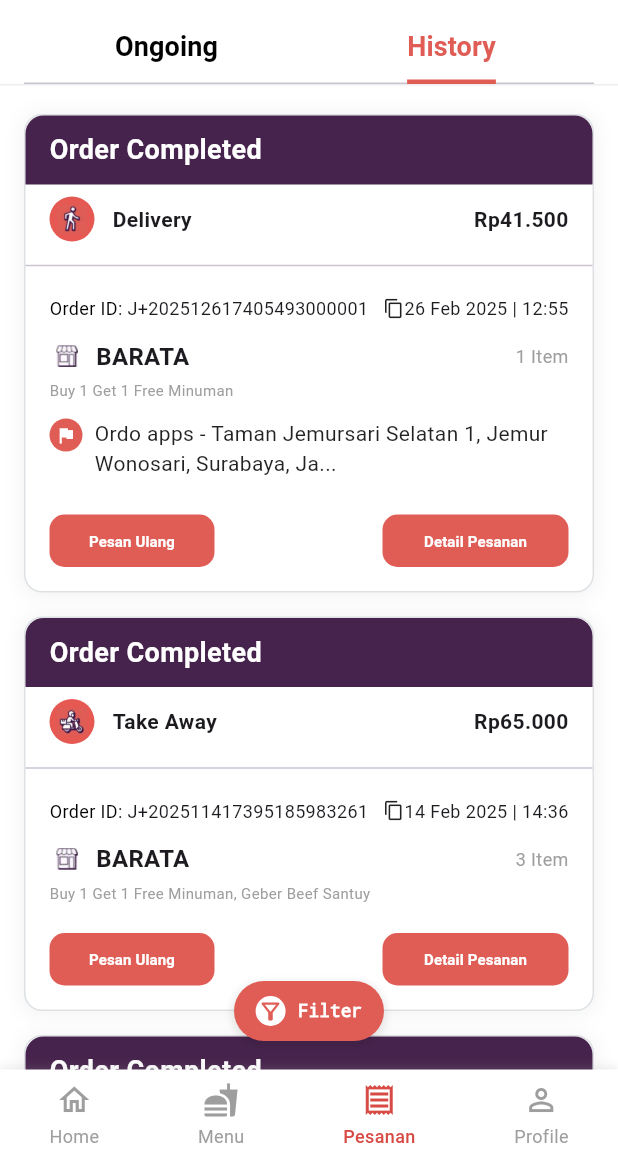
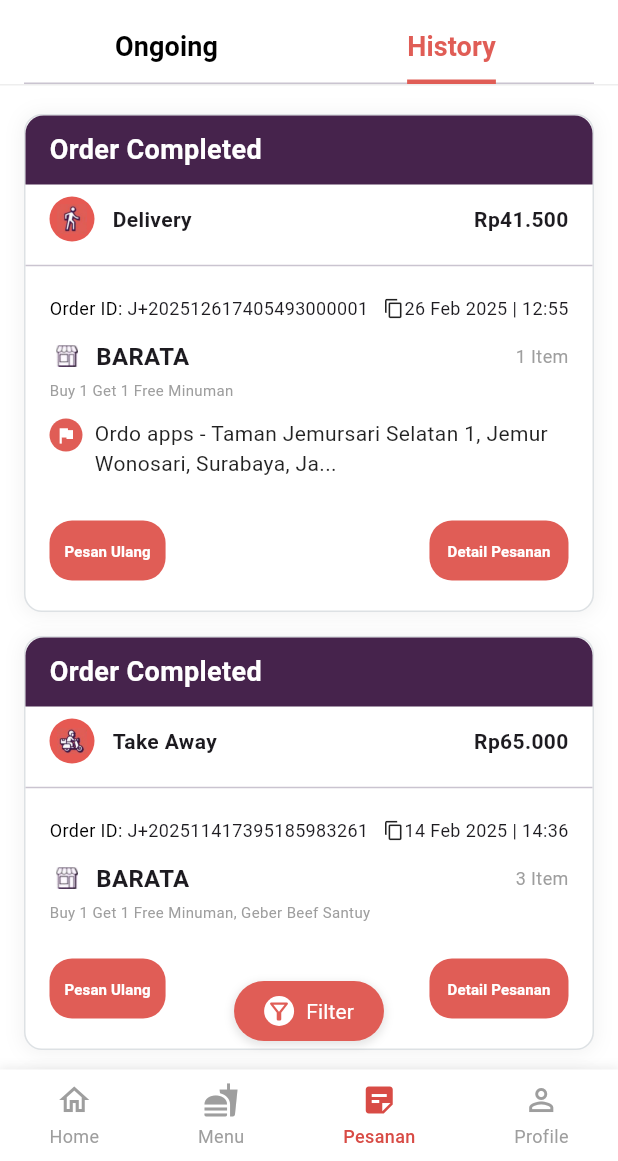
Before and after one commit to katarinamahadevi/jiwaapp_task7, a Flutter app: the OrderPage screen opened directly, tab 2 chosen, on a phone screen of 412 x 824 dp, the part 75-1236 px from its top. Run offline on Flutter 3.47's test engine with Material 3 defaults, Android fonts, the light colour scheme and no system bars; our stand-ins replace carousel_slider, dotted_line, flutter_animate, geocoding, geolocator, google_fonts and 2 more.

Commit message:
feat: button order

```diff
--- a/lib/pages/jiwa_point_page.dart
+++ b/lib/pages/jiwa_point_page.dart
@@ -2,7 +2,10 @@ import 'package:flutter/material.dart';
 import 'package:jiwaapp_task7/pages/order_detail_page.dart';
 import 'package:jiwaapp_task7/theme/color.dart';
 
-class JiwaPointPage extends StatefulWidget { //HISTORI JIWA POINT
+
+//HISTORI JIWA POINT
+
+class JiwaPointPage extends StatefulWidget {
   const JiwaPointPage({Key? key}) : super(key: key);
 
   @override
--- a/lib/pages/order_page.dart
+++ b/lib/pages/order_page.dart
@@ -70,9 +70,7 @@ class _OrderPageState extends State<OrderPage>
         Scaffold(
           backgroundColor: Colors.white,
           appBar: PreferredSize(
-            preferredSize: Size.fromHeight(
-              110,
-            ),
+            preferredSize: Size.fromHeight(110),
             child: Container(
               color: Colors.white,
               child: SafeArea(
@@ -186,11 +184,9 @@ class _OrderPageState extends State<OrderPage>
                     SizedBox(width: 8),
                     Text(
                       'Filter',
-                      style: TextStyle(
-                        decoration: TextDecoration.none,
+                      style: Theme.of(context).textTheme.labelLarge?.copyWith(
                         color: Colors.white,
-                        fontWeight: FontWeight.bold,
-                        fontSize: 12,
+                        fontWeight: FontWeight.normal,
                       ),
                     ),
                   ],
@@ -515,10 +511,7 @@ class OrderHistoryCard extends StatelessWidget {
             child: Row(
               mainAxisAlignment: MainAxisAlignment.spaceBetween,
               children: [
-                SizedBox(
-                  width: 110,
-                  height: 35,
-                  child: ElevatedButton(
+                ElevatedButton(
                   onPressed: () {
                     showModalBottomOrderRepeat(context);
                   },
@@ -527,23 +520,20 @@ class OrderHistoryCard extends StatelessWidget {
                     foregroundColor: Colors.white,
                     elevation: 0,
                     shape: RoundedRectangleBorder(
-                        borderRadius: BorderRadius.circular(10),
+                      borderRadius: BorderRadius.circular(15),
                     ),
+                    padding: EdgeInsets.symmetric(
+                      horizontal: 10,
+                      vertical: 6,
+                    ), // padding internal
                   ),
                   child: Text(
                     'Pesan Ulang',
                     textAlign: TextAlign.center,
-                      style: TextStyle(
-                        fontWeight: FontWeight.bold,
-                        fontSize: 10,
+                    style: TextStyle(fontWeight: FontWeight.bold, fontSize: 10),
                   ),
                 ),
-                  ),
-                ),
-                SizedBox(
-                  width: 124,
-                  height: 35,
-                  child: ElevatedButton(
+                ElevatedButton(
                   onPressed: () {
                     Navigator.pushReplacement(
                       context,
@@ -557,17 +547,17 @@ class OrderHistoryCard extends StatelessWidget {
                     foregroundColor: Colors.white,
                     elevation: 0,
                     shape: RoundedRectangleBorder(
-                        borderRadius: BorderRadius.circular(10),
+                      borderRadius: BorderRadius.circular(15),
                     ),
+                    padding: EdgeInsets.symmetric(
+                      horizontal: 12,
+                      vertical: 6,
+                    ), // padding internal
                   ),
                   child: Text(
                     'Detail Pesanan',
                     textAlign: TextAlign.center,
-                      style: TextStyle(
-                        fontWeight: FontWeight.bold,
-                        fontSize: 10,
-                      ),
-                    ),
+                    style: TextStyle(fontWeight: FontWeight.bold, fontSize: 10),
                   ),
                 ),
               ],
--- a/lib/widgets/navbar.dart
+++ b/lib/widgets/navbar.dart
@@ -36,7 +36,7 @@ class _CustomBottomNavBarState extends State<CustomBottomNavBar> {
           children: [
             _buildNavItem(0, Icons.home_outlined, 'Home'),
             _buildNavItem(1, Icons.fastfood, 'Menu'),
-            _buildNavItem(2, Icons.receipt_outlined, 'Pesanan'),
+            _buildNavItem(2, Icons.sticky_note_2, 'Pesanan'),
             _buildNavItem(3, Icons.person_outline, 'Profile'),
           ],
         ),
--- a/pubspec.yaml
+++ b/pubspec.yaml
@@ -26,6 +26,7 @@ dependencies:
   google_places_flutter: ^2.1.0
   http: ^1.4.0
   get_storage: ^2.1.1
+  adaptive_theme: ^3.7.0
 
 dev_dependencies:
   flutter_test:
```
Also changed, not shown: lib/pages/outlet_options_page.dart (+11 -1 lines), lib/widgets/modal_bottom_check_order.dart (+7 -7 lines), pubspec.lock, 1 other file. Lines whose indentation alone changed are shown as unchanged.
